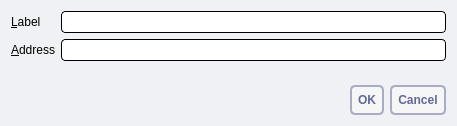
Above: src/qt/forms/editaddressdialog.ui from navcoin/navcoin-core before the change. Below: the same form after it.
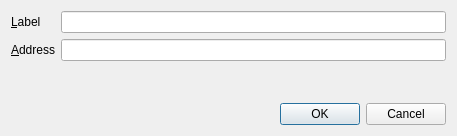
That is the form after the change. Custom widgets are drawn as their Qt base class.

Patch:
```diff
--- a/src/qt/forms/editaddressdialog.ui
+++ b/src/qt/forms/editaddressdialog.ui
@@ -7,14 +7,14 @@
     <x>0</x>
     <y>0</y>
     <width>457</width>
-    <height>126</height>
+    <height>136</height>
    </rect>
   </property>
   <property name="windowTitle">
    <string>Edit Address</string>
   </property>
   <property name="styleSheet">
-   <string notr="true">background: #eff1f4; border: 0</string>
+   <string notr="true"/>
   </property>
   <layout class="QVBoxLayout" name="verticalLayout">
    <item>
@@ -38,7 +38,7 @@
         <string>The label associated with this address list entry</string>
        </property>
        <property name="styleSheet">
-        <string notr="true">background: #fff; border-radius: 4px; border: 1px solid #000; padding:2px</string>
+        <string notr="true"/>
        </property>
       </widget>
      </item>
@@ -58,7 +58,7 @@
         <string>The address associated with this address list entry. This can only be modified for sending addresses.</string>
        </property>
        <property name="styleSheet">
-        <string notr="true">background: #fff; border-radius: 4px; border: 1px solid #000; padding:2px</string>
+        <string notr="true"/>
        </property>
       </widget>
      </item>
@@ -67,7 +67,7 @@
    <item>
     <widget class="QDialogButtonBox" name="buttonBox">
      <property name="styleSheet">
-      <string notr="true"> background: #f6f6f6; border: 2px solid #a9adc4; border-radius: 5px; padding: 6px; text-transform: uppercase; color: #616998; font-weight: bold</string>
+      <string notr="true"/>
      </property>
      <property name="orientation">
       <enum>Qt::Horizontal</enum>
```
